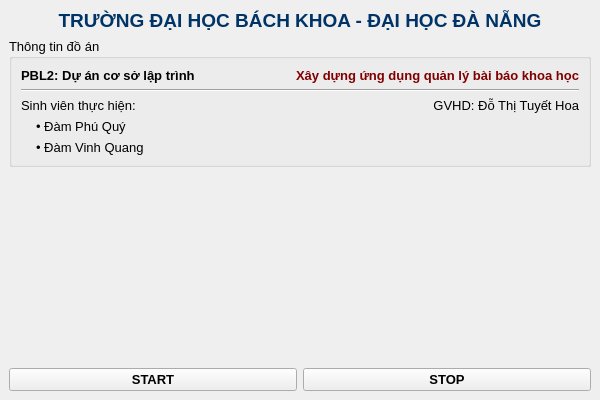
Before: the Qt Designer form src/components/mainwindow.ui in DamPhuQuy/Scientific-Article-Management, drawn with Qt 5.
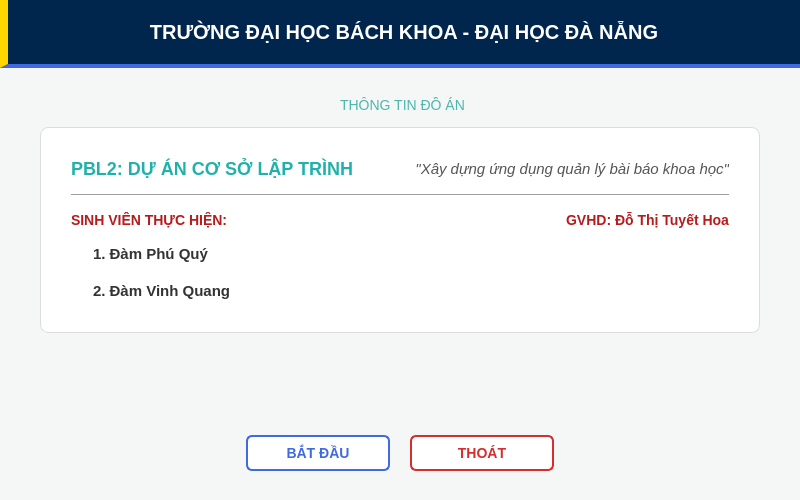
After: the same form once the commit is applied.

Diff of the .ui file:
```diff
--- a/src/components/mainwindow.ui
+++ b/src/components/mainwindow.ui
@@ -6,27 +6,135 @@
    <rect>
     <x>0</x>
     <y>0</y>
-    <width>600</width>
-    <height>400</height>
+    <width>800</width>
+    <height>500</height>
    </rect>
   </property>
   <property name="windowTitle">
    <string>Quản lý bài báo khoa học - PBL2</string>
   </property>
+  <property name="styleSheet">
+   <string notr="true">
+    /* === NỀN CHUNG === */
+    QMainWindow {
+        background-color: #f4f7f6;
+    }
+    QWidget {
+        font-family: &quot;Segoe UI&quot;, Arial, sans-serif;
+    }
+
+    /* === HEADER TRƯỜNG === */
+    QLabel#lblHeader {
+        background-color: #00264d; /* Nền xanh tối để chữ trắng nổi bật */
+        color: #ffffff;             /* Chữ màu trắng */
+        font-size: 20px;
+        font-weight: bold;
+        padding: 20px;              /* Khoảng cách đệm để không đè chữ */
+        
+        /* Đường viền sọc vàng bên trái */
+        border-left: 8px solid #FFD700; 
+        
+        /* Đường kẻ ngang màu King Blue bên dưới */
+        border-bottom: 4px solid #4169E1; 
+    }
+
+    /* === GROUP BOX === */
+    QGroupBox {
+        background-color: #ffffff;
+        border: 1px solid #dcdcdc;
+        border-radius: 8px;
+        margin-top: 30px; /* Để chừa chỗ cho title */
+        font-size: 14px;
+    }
+    QGroupBox::title {
+        subcontrol-origin: margin;
+        subcontrol-position: top center;
+        padding: 0 10px;
+        color: #4DB6AC; /* Màu Xanh Ngọc Nhạt (Jade) */
+        font-weight: bold;
+        font-size: 16px;
+    }
+
+    /* === TEXT STYLES === */
+    /* PBL Title - Xanh ngọc */
+    QLabel#label_PBL {
+        color: #20B2AA; /* Jade Green */
+        font-size: 18px;
+        font-weight: bold;
+        text-transform: uppercase;
+    }
+
+    /* Project Name */
+    QLabel#label_ProjectName {
+        color: #555;
+        font-style: italic;
+        font-size: 15px;
+    }
+
+    /* === HIGHLIGHT PHẦN GVHD &amp; SV === */
+    QLabel#label_Teacher, QLabel#label_StudentsTitle {
+        color: #B71C1C; /* Đỏ đậm để nổi bật vai trò */
+        font-weight: bold;
+        font-size: 14px;
+    }
+    
+    /* Tên Sinh viên */
+    QLabel#label_Student1, QLabel#label_Student2 {
+        color: #333;
+        font-weight: 600; /* Semi-bold */
+        font-size: 15px;
+        padding: 2px;
+    }
+
+    /* Đường kẻ phân cách mờ */
+    Line {
+        color: #dcdcdc;
+    }
+
+    /* === BUTTONS === */
+    QPushButton {
+        background-color: #ffffff;
+        border: 2px solid #4169E1; /* Viền King Blue */
+        border-radius: 6px;
+        color: #4169E1;
+        padding: 8px 20px;
+        font-weight: bold;
+        font-size: 14px;
+        min-width: 100px;
+    }
+    QPushButton:hover {
+        background-color: #4169E1;
+        color: white;
+    }
+    QPushButton#btnStop {
+        border-color: #d32f2f;
+        color: #d32f2f;
+    }
+    QPushButton#btnStop:hover {
+        background-color: #d32f2f;
+        color: white;
+    }
+   </string>
+  </property>
   <widget class="QWidget" name="centralwidget">
    <layout class="QVBoxLayout" name="verticalLayout">
+    <property name="spacing">
+     <number>20</number>
+    </property>
+    <property name="leftMargin">
+     <number>0</number>
+    </property>
+    <property name="topMargin">
+     <number>0</number>
+    </property>
+    <property name="rightMargin">
+     <number>0</number>
+    </property>
+    <property name="bottomMargin">
+     <number>20</number>
+    </property>
     <item>
      <widget class="QLabel" name="lblHeader">
-      <property name="font">
-       <font>
-        <family>Segoe UI</family>
-        <pointsize>14</pointsize>
-        <bold>true</bold>
-       </font>
-      </property>
-      <property name="styleSheet">
-       <string notr="true">color: #003366;</string>
-      </property>
       <property name="text">
        <string>TRƯỜNG ĐẠI HỌC BÁCH KHOA - ĐẠI HỌC ĐÀ NẴNG</string>
       </property>
@@ -36,68 +144,42 @@
      </widget>
     </item>
     <item>
+     <widget class="QWidget" name="containerWidget" native="true">
+      <layout class="QVBoxLayout" name="verticalLayout_2">
+       <property name="leftMargin">
+        <number>40</number>
+       </property>
+       <property name="rightMargin">
+        <number>40</number>
+       </property>
+       <item>
      <widget class="QGroupBox" name="groupBoxInfo">
-      <property name="font">
-       <font>
-        <family>Segoe UI</family>
-        <pointsize>10</pointsize>
-       </font>
-      </property>
       <property name="title">
-       <string>Thông tin đồ án</string>
+          <string>THÔNG TIN ĐỒ ÁN</string>
       </property>
       <layout class="QGridLayout" name="gridLayout">
-       <item row="0" column="1">
-        <widget class="QLabel" name="label_ProjectName">
-         <property name="font">
-          <font>
-           <family>Segoe UI</family>
-           <pointsize>10</pointsize>
-           <bold>true</bold>
-          </font>
-         </property>
-         <property name="styleSheet">
-          <string notr="true">color: #800000;</string>
-         </property>
-         <property name="text">
-          <string>Xây dựng ứng dụng quản lý bài báo khoa học</string>
-         </property>
-         <property name="alignment">
-          <set>Qt::AlignmentFlag::AlignRight|Qt::AlignmentFlag::AlignTrailing|Qt::AlignmentFlag::AlignVCenter</set>
-         </property>
-        </widget>
-       </item>
-       <item row="3" column="0">
-        <widget class="QLabel" name="label_Student1">
-         <property name="text">
-          <string>• Đàm Phú Quý</string>
-         </property>
-         <property name="indent">
+          <property name="leftMargin">
+           <number>30</number>
+          </property>
+          <property name="topMargin">
+           <number>30</number>
+          </property>
+          <property name="rightMargin">
+           <number>30</number>
+          </property>
+          <property name="bottomMargin">
+           <number>30</number>
+          </property>
+          <property name="horizontalSpacing">
+           <number>20</number>
+          </property>
+          <property name="verticalSpacing">
           <number>15</number>
          </property>
-        </widget>
-       </item>
        <item row="0" column="0">
         <widget class="QLabel" name="label_PBL">
-         <property name="font">
-          <font>
-           <family>Segoe UI</family>
-           <pointsize>10</pointsize>
-           <bold>true</bold>
-          </font>
-         </property>
          <property name="text">
-          <string>PBL2: Dự án cơ sở lập trình</string>
-         </property>
-        </widget>
-       </item>
-       <item row="2" column="1">
-        <widget class="QLabel" name="label_Teacher">
-         <property name="text">
-          <string>GVHD: Đỗ Thị Tuyết Hoa</string>
-         </property>
-         <property name="alignment">
-          <set>Qt::AlignmentFlag::AlignRight|Qt::AlignmentFlag::AlignTrailing|Qt::AlignmentFlag::AlignVCenter</set>
+             <string>PBL2: DỰ ÁN CƠ SỞ LẬP TRÌNH</string>
          </property>
         </widget>
        </item>
@@ -108,20 +190,56 @@
          </property>
         </widget>
        </item>
-       <item row="4" column="0">
-        <widget class="QLabel" name="label_Student2">
-         <property name="text">
-          <string>• Đàm Vinh Quang</string>
-         </property>
-         <property name="indent">
-          <number>15</number>
-         </property>
-        </widget>
-       </item>
        <item row="2" column="0">
         <widget class="QLabel" name="label_StudentsTitle">
          <property name="text">
-          <string>Sinh viên thực hiện:</string>
+             <string>SINH VIÊN THỰC HIỆN:</string>
+            </property>
+            <property name="alignment">
+             <set>Qt::AlignmentFlag::AlignLeading|Qt::AlignmentFlag::AlignLeft|Qt::AlignmentFlag::AlignVCenter</set>
+            </property>
+           </widget>
+          </item>
+          <item row="3" column="0">
+           <widget class="QLabel" name="label_Student1">
+            <property name="text">
+             <string>1. Đàm Phú Quý</string>
+            </property>
+            <property name="indent">
+             <number>20</number>
+            </property>
+           </widget>
+          </item>
+          <item row="4" column="0">
+           <widget class="QLabel" name="label_Student2">
+            <property name="text">
+             <string>2. Đàm Vinh Quang</string>
+            </property>
+            <property name="indent">
+             <number>20</number>
+            </property>
+           </widget>
+          </item>
+          <item row="0" column="1">
+           <widget class="QLabel" name="label_ProjectName">
+            <property name="text">
+             <string>&quot;Xây dựng ứng dụng quản lý bài báo khoa học&quot;</string>
+            </property>
+            <property name="alignment">
+             <set>Qt::AlignmentFlag::AlignRight|Qt::AlignmentFlag::AlignTrailing|Qt::AlignmentFlag::AlignVCenter</set>
+            </property>
+            <property name="wordWrap">
+             <bool>true</bool>
+            </property>
+           </widget>
+          </item>
+          <item row="2" column="1">
+           <widget class="QLabel" name="label_Teacher">
+            <property name="text">
+             <string>GVHD: Đỗ Thị Tuyết Hoa</string>
+            </property>
+            <property name="alignment">
+             <set>Qt::AlignmentFlag::AlignRight|Qt::AlignmentFlag::AlignTrailing|Qt::AlignmentFlag::AlignVCenter</set>
          </property>
         </widget>
        </item>
@@ -143,41 +261,59 @@
     </item>
     <item>
      <layout class="QHBoxLayout" name="horizontalLayout_Buttons">
+         <property name="spacing">
+          <number>20</number>
+         </property>
+         <item>
+          <spacer name="horizontalSpacer">
+           <property name="orientation">
+            <enum>Qt::Orientation::Horizontal</enum>
+           </property>
+           <property name="sizeHint" stdset="0">
+            <size>
+             <width>40</width>
+             <height>20</height>
+            </size>
+           </property>
+          </spacer>
+         </item>
       <item>
        <widget class="QPushButton" name="btnStart">
-        <property name="font">
-         <font>
-          <family>Segoe UI</family>
-          <pointsize>10</pointsize>
-          <bold>true</bold>
-         </font>
-        </property>
         <property name="cursor">
          <cursorShape>PointingHandCursor</cursorShape>
         </property>
         <property name="text">
-         <string>START</string>
+            <string>BẮT ĐẦU</string>
         </property>
        </widget>
       </item>
       <item>
        <widget class="QPushButton" name="btnStop">
-        <property name="font">
-         <font>
-          <family>Segoe UI</family>
-          <pointsize>10</pointsize>
-          <bold>true</bold>
-         </font>
-        </property>
         <property name="cursor">
          <cursorShape>PointingHandCursor</cursorShape>
         </property>
         <property name="text">
-         <string>STOP</string>
+            <string>THOÁT</string>
         </property>
        </widget>
       </item>
-     </layout>
+         <item>
+          <spacer name="horizontalSpacer_2">
+           <property name="orientation">
+            <enum>Qt::Orientation::Horizontal</enum>
+           </property>
+           <property name="sizeHint" stdset="0">
+            <size>
+             <width>40</width>
+             <height>20</height>
+            </size>
+           </property>
+          </spacer>
+         </item>
+        </layout>
+       </item>
+      </layout>
+     </widget>
     </item>
    </layout>
   </widget>
```
Lines whose indentation alone changed are shown as unchanged.
